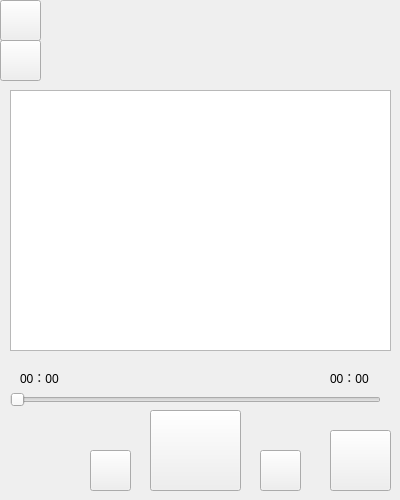
Before: the Qt Designer form widget.ui in EmoLorry/Cplus-Project, drawn with Qt 5.
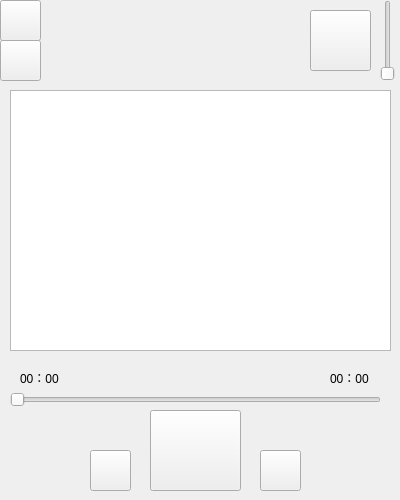
After: the same form once the commit is applied. Icons and pictures are not drawn.

The edit to the form file:
```diff
--- a/widget.ui
+++ b/widget.ui
@@ -85,8 +85,8 @@
   <widget class="QPushButton" name="pushButton_8">
    <property name="geometry">
     <rect>
-     <x>330</x>
-     <y>430</y>
+     <x>310</x>
+     <y>10</y>
      <width>61</width>
      <height>61</height>
     </rect>
@@ -179,6 +179,19 @@
     <string>00：00</string>
    </property>
   </widget>
+  <widget class="QSlider" name="voslider">
+   <property name="geometry">
+    <rect>
+     <x>380</x>
+     <y>0</y>
+     <width>16</width>
+     <height>81</height>
+    </rect>
+   </property>
+   <property name="orientation">
+    <enum>Qt::Vertical</enum>
+   </property>
+  </widget>
   <zorder>pushButton_4</zorder>
   <zorder>pushButton_7</zorder>
   <zorder>pushButton_8</zorder>
```
Left out of the diff: 1 changed line with no effect on the pictures.
